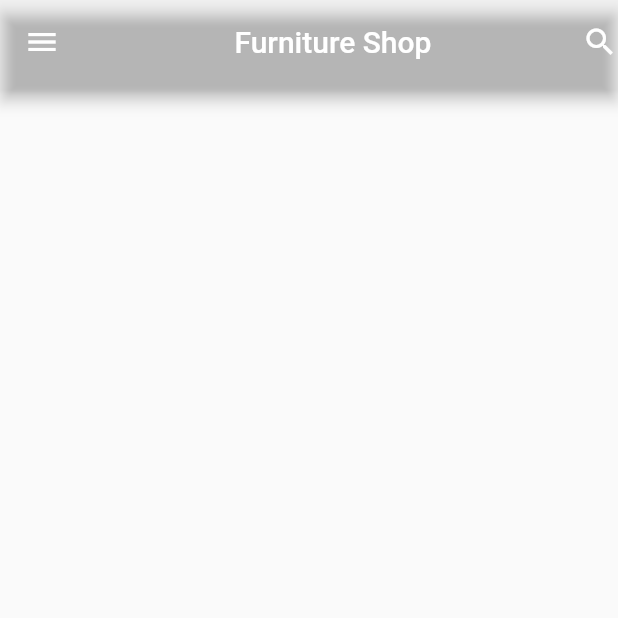
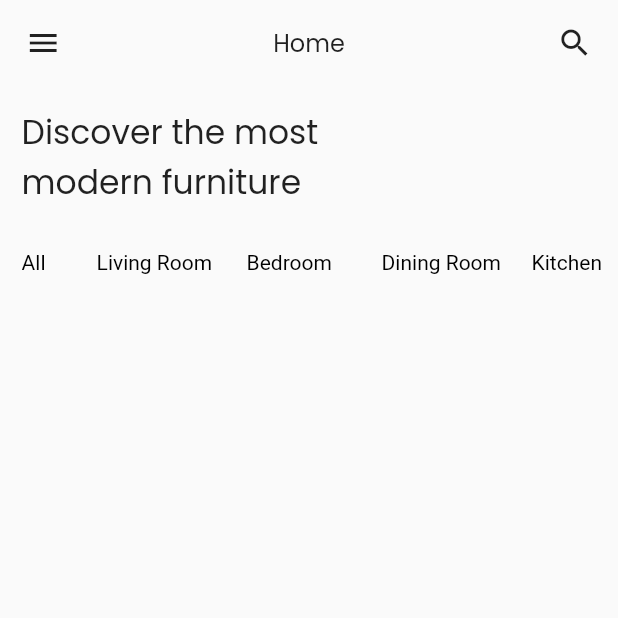
Before and after one commit to aswinadi/fugi_fic, a Flutter app: the screen it shows after launch, on a phone screen of 412 x 824 dp, the top half of it. Run offline on Flutter 3.47's test engine with Material 2 defaults, Android fonts, the phone set to English and light mode, and no system bars; our stand-ins replace flutter_svg, google_fonts.

Commit message:
Slicing UI

```diff
--- a/lib/screens/homescreen.dart
+++ b/lib/screens/homescreen.dart
@@ -1,4 +1,6 @@
 import 'package:flutter/material.dart';
+import 'package:flutter_svg/flutter_svg.dart';
+import 'package:google_fonts/google_fonts.dart';
 
 class HomeScreen extends StatefulWidget {
   const HomeScreen({super.key});
@@ -12,23 +14,114 @@ class _HomeScreenState extends State<HomeScreen> {
   Widget build(BuildContext context) {
     return Scaffold(
       body: SafeArea(
-        child: Container(
+        child: SizedBox(
           child: ListView(
-            physics: BouncingScrollPhysics(),
             children: [
               Container(
-                  height: 60,
-                  // margin: EdgeInsets.only(top: 20, left: 20, right: 20),
-                  child: AppBar(
-                    backgroundColor: Colors.transparent,
-                    leading: Icon(
-                      Icons.menu,
+                height: 57.6,
+                // margin: EdgeInsets.only(top: 28.8, right: 28.8),
+                child: Row(
+                  mainAxisAlignment: MainAxisAlignment.spaceBetween,
+                  children: [
+                    Container(
+                      height: 57.6,
+                      width: 57.6,
+                      padding: EdgeInsets.all(14.4),
+                      child: Icon(Icons.menu),
                     ),
-                    title: Center(child: Text("Furniture Shop")),
-                    actions: [
-                      Icon(Icons.search),
+                    Container(
+                      height: 57.6,
+                      width: 200,
+                      padding: EdgeInsets.all(14.4),
+                      child: Center(
+                        child: Text(
+                          "Home",
+                          style: GoogleFonts.poppins(fontSize: 16),
+                        ),
+                      ),
+                    ),
+                    Container(
+                      height: 57.6,
+                      width: 57.6,
+                      padding: EdgeInsets.all(14.4),
+                      child: Icon(Icons.search),
+                    ),
+                  ],
+                ),
+              ),
+              Padding(
+                padding: EdgeInsets.only(top: 14.4, left: 14.4),
+                child: Text(
+                  "Discover the most\nmodern furniture",
+                  style: GoogleFonts.poppins(
+                    fontSize: 22,
+                  ),
+                ),
+              ),
+              Padding(
+                padding: const EdgeInsets.only(top: 28.8, left: 14.4),
+                child: SizedBox(
+                  height: 28.8,
+                  child: ListView(
+                    // padding: EdgeInsets.only(left: 28.8, top: 28.8),
+                    scrollDirection: Axis.horizontal,
+                    children: [
+                      SizedBox(
+                        height: 28.8,
+                        width: 50,
+                        child: Text(
+                          "All",
+                          style: TextStyle(color: Colors.black),
+                        ),
+                      ),
+                      SizedBox(
+                        height: 28.8,
+                        width: 80,
+                        child: Text(
+                          "Living Room",
+                          style: TextStyle(color: Colors.black),
+                        ),
+                      ),
+                      SizedBox(
+                        height: 28.8,
+                        width: 20,
+                      ),
+                      SizedBox(
+                        height: 28.8,
+                        width: 80,
+                        child: Text(
+                          "Bedroom",
+                          style: TextStyle(color: Colors.black),
+                        ),
+                      ),
+                      SizedBox(
+                        height: 28.8,
+                        width: 10,
+                      ),
+                      SizedBox(
+                        height: 28.8,
+                        width: 80,
+                        child: Text(
+                          "Dining Room",
+                          style: TextStyle(color: Colors.black),
+                        ),
+                      ),
+                      SizedBox(
+                        height: 28.8,
+                        width: 20,
+                      ),
+                      SizedBox(
+                        height: 28.8,
+                        width: 80,
+                        child: Text(
+                          "Kitchen",
+                          style: TextStyle(color: Colors.black),
+                        ),
+                      ),
                     ],
-                  ))
+                  ),
+                ),
+              )
             ],
           ),
         ),
--- a/pubspec.yaml
+++ b/pubspec.yaml
@@ -31,12 +31,14 @@ environment:
 dependencies:
   flutter:
     sdk: flutter
+  flutter_svg: ^1.1.6
   google_fonts: ^3.0.1
   smooth_page_indicator: ^1.0.0+2
 
   # The following adds the Cupertino Icons font to your application.
   # Use with the CupertinoIcons class for iOS style icons.
   cupertino_icons: ^1.0.2
+  get: ^4.6.5
 
 dev_dependencies:
   flutter_test:
```
Also changed, not shown: assets/svg/icon_drawers.svg (added), assets/svg/search.svg (added), pubspec.lock.
